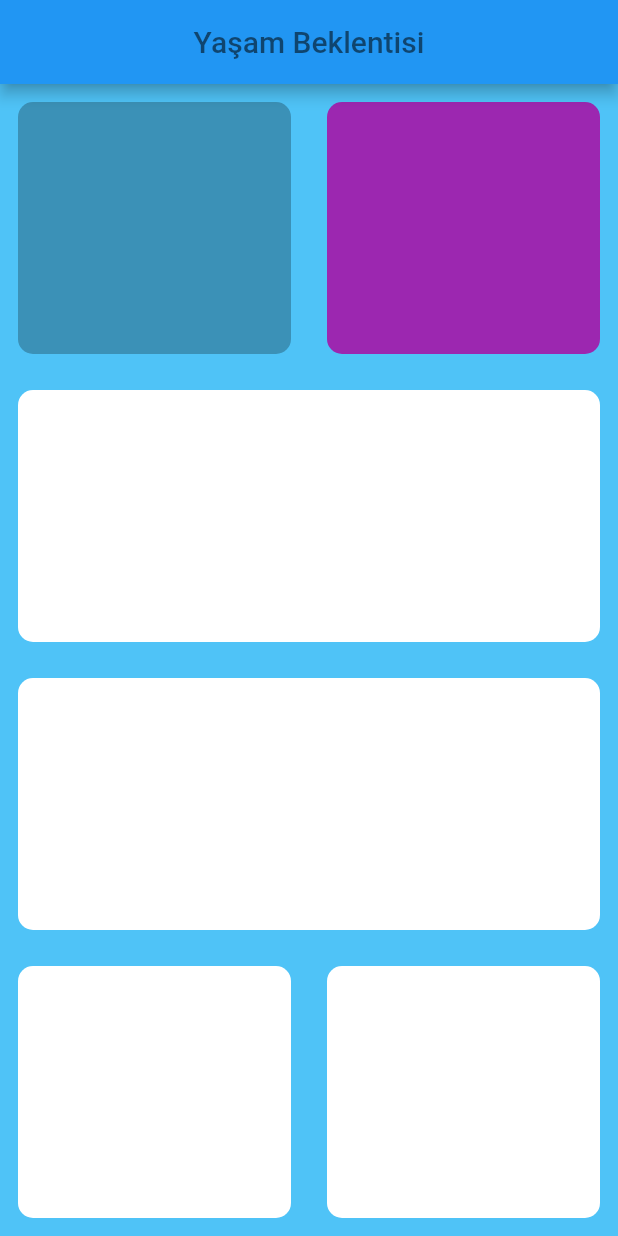
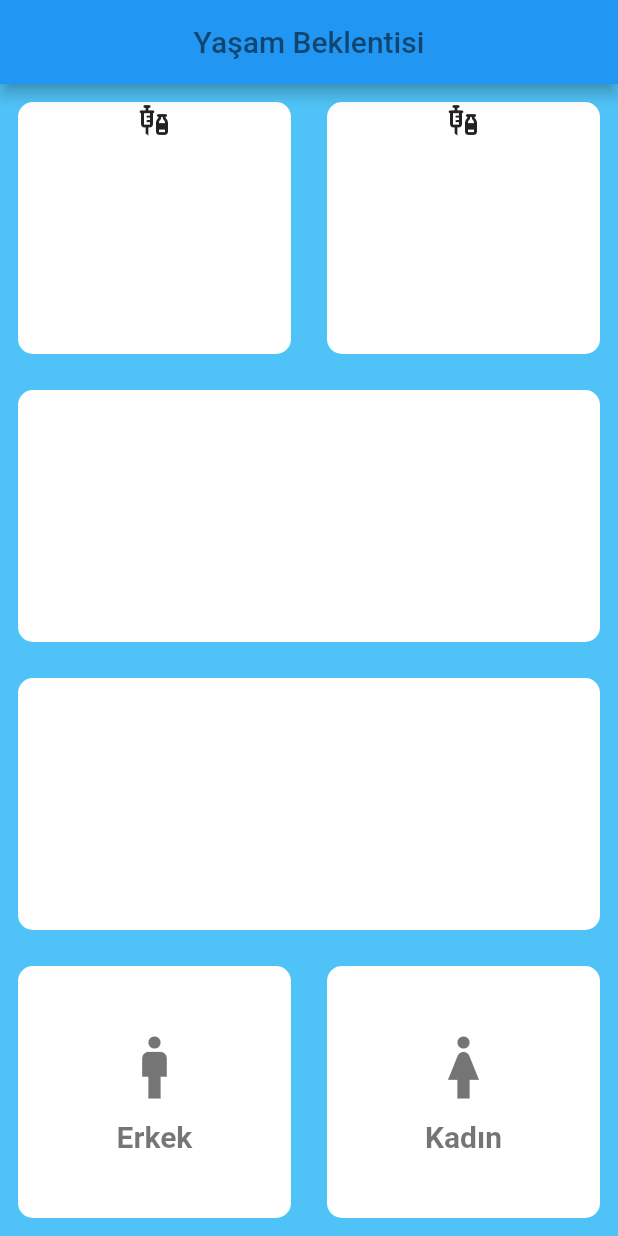
Before and after one commit to IzzetMustafaoglu/Life_uygulamasi, a Flutter app: the screen it shows after launch, on a phone screen of 412 x 824 dp. Run offline on Flutter 3.47's test engine with Material 2 defaults, Android fonts, the phone set to English and light mode, and no system bars.

Commit message:
Cinsiyetler eklendi

```diff
--- a/lib/input_page.dart
+++ b/lib/input_page.dart
@@ -32,10 +32,22 @@ class _MyHomePageState extends State<InputPage> {
             child: Row(
               children: <Widget>[
               Expanded(
-                child: MyContainer(renk: Colors.black26),
+                child: MyContainer(child: Column(
+                  children: <Widget>[
+                    Icon(
+                      Icons.vaccines,
+                    )
+                  ],
+                ),),
               ),
                 Expanded(
-                  child: MyContainer(renk: Colors.purple)
+                  child: MyContainer(child: Column(
+                    children: <Widget>[
+                      Icon(
+                        Icons.vaccines,
+                      )
+                    ],
+                  ),)
                 ),
               ]
             ),
@@ -56,28 +68,54 @@ class _MyHomePageState extends State<InputPage> {
             child: Row(
                 children: <Widget>[
                   Expanded(
-                    child: MyContainer()
+                    child: MyContainer(child: IconCinsiyet(
+                      icon: Icon(Icons.man,size: 50, color: Colors.black54),
+                      cinsiyet: "Erkek",
+                    ),),
+                   ),
+                  Expanded(
+                      child: MyContainer(child: IconCinsiyet(
+                          icon: Icon(Icons.woman,size: 50, color: Colors.black54,),
+                          cinsiyet: "Kadın"),)
                   ),
-                  Expanded(
-                    child: MyContainer()
-                  ),
+                      ],
+                    ),
+                    ),
                 ]
             ),
-          ),
-        ],
-      )
+          );
+
+    }
+}
+
+class IconCinsiyet extends StatelessWidget {
+  final Icon icon;
+  final String cinsiyet;
+  IconCinsiyet({required this.icon, required this.cinsiyet});
+
+  @override
+  Widget build(BuildContext context) {
+    return Column(
+      mainAxisAlignment: MainAxisAlignment.center,
+      children: <Widget>[
+        icon,
+        SizedBox(height: 10,),
+        Text(cinsiyet,style: TextStyle(color: Colors.black54,fontSize: 20,fontWeight: FontWeight.bold),)
+      ],
     );
   }
 }
 
 class MyContainer extends StatelessWidget {
   Color renk = Colors.white;
-  MyContainer({this.renk = Colors.white}){
-  }
+  Widget child = Icon(Icons.add);
+
+  MyContainer({this.renk = Colors.white, required this.child});
 
   @override
   Widget build(BuildContext context) {
     return Container(
+      child: child,
       margin: EdgeInsets.all(12.0),
       decoration: BoxDecoration(borderRadius: BorderRadius.circular(10.0),color: renk,),
     );
--- a/pubspec.yaml
+++ b/pubspec.yaml
@@ -30,6 +30,7 @@ environment:
 dependencies:
   flutter:
     sdk: flutter
+
 
 
   # The following adds the Cupertino Icons font to your application.
```
